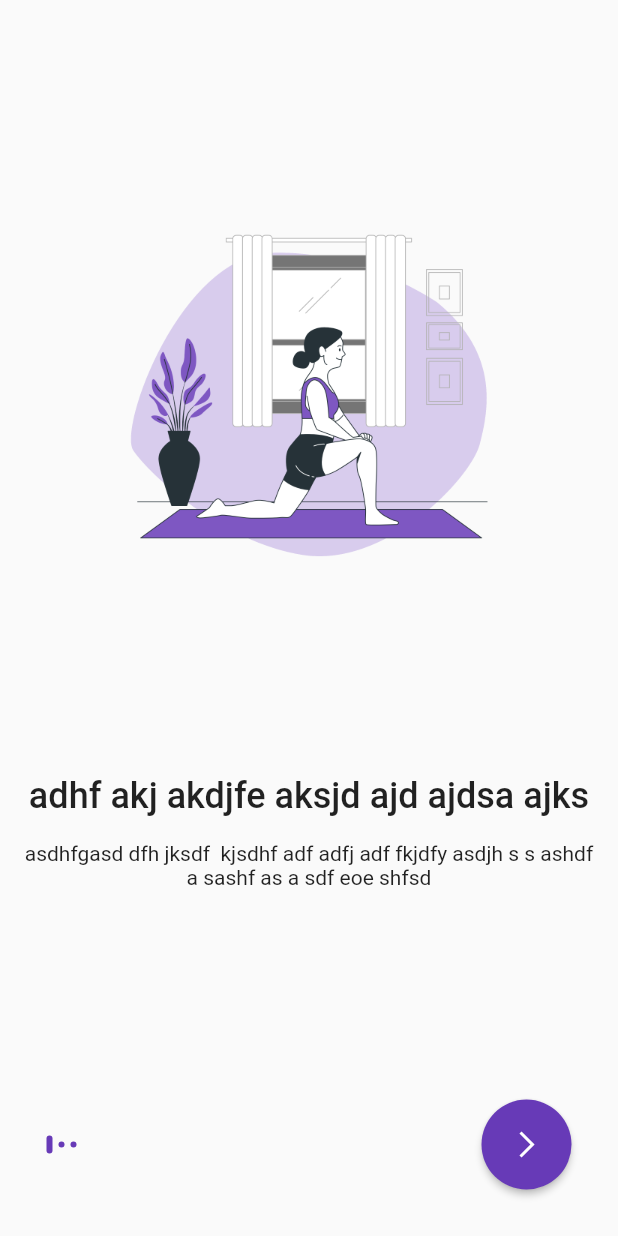
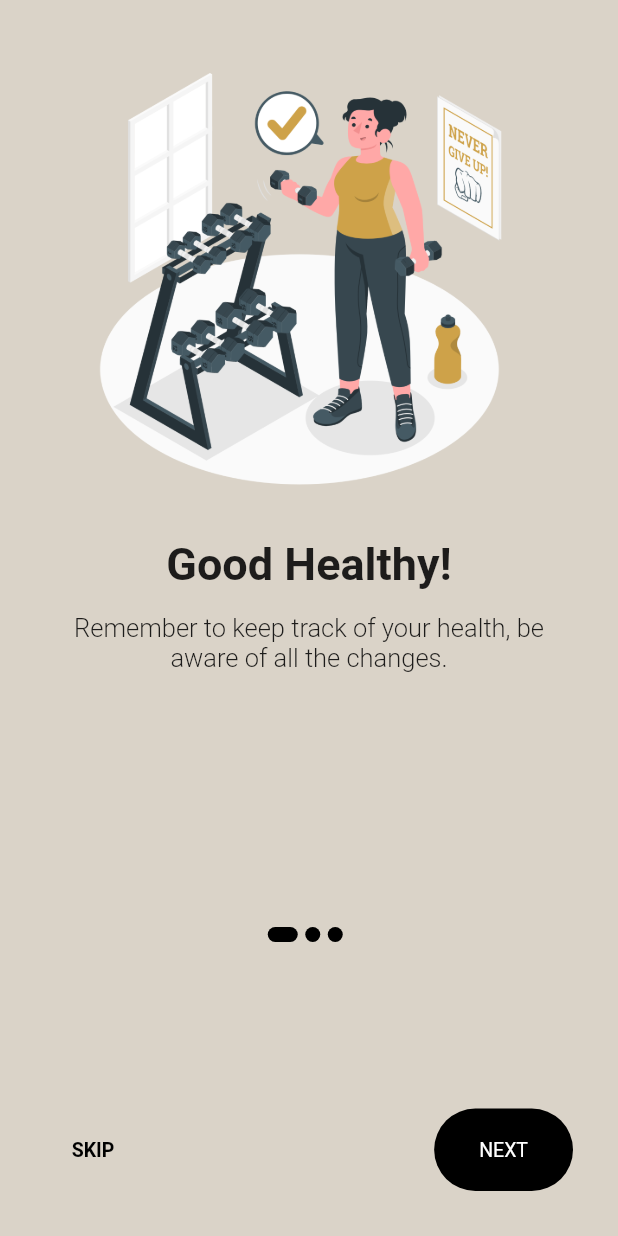
Before and after one commit to ChinmayJavalagi/AIGymTrainer, a Flutter app: the screen it shows after launch, on a phone screen of 412 x 824 dp. Run offline on Flutter 3.47's test engine with Material 2 defaults, Android fonts, the phone set to English and light mode, and no system bars; our stand-ins replace camera, flutter_svg; missing offline and left inert: tflite; Roboto replaces fonts that are missing (Mulish).

Commit message:
Files added

```diff
--- /dev/null
+++ b/ai_gym_trainer/assets/labels.txt
@@ -0,0 +1,3 @@
+0 Lunges
+1 Planks
+2 Squats
--- a/ai_gym_trainer/lib/main.dart
+++ b/ai_gym_trainer/lib/main.dart
@@ -1,15 +1,24 @@
-import 'package:ai_gym_trainer/onbording_screen.dart';
+import 'package:ai_gym_trainer/onbording_screen1.dart';
 import 'package:flutter/material.dart';
+import 'package:camera/camera.dart';
 
-void main() => runApp(MyApp());
+import 'activity_screen_1.dart';
+import 'onboarding_screen.dart';
 
+List<CameraDescription>? cameras;
+
+void main() async{
+  WidgetsFlutterBinding.ensureInitialized();
+  cameras = await availableCameras();
+  runApp(MyApp());
+}
 class MyApp extends StatelessWidget {
   @override
   Widget build(BuildContext context) {
     return MaterialApp(
       debugShowCheckedModeBanner: false,
       title: 'Tensorflow Lite',
-      home: OnBordingScreen(),
+      home: OnboardingScreen(),
     );
   }
 }
--- /dev/null
+++ b/ai_gym_trainer/lib/onboarding_contents.dart
@@ -0,0 +1,31 @@
+import 'package:flutter/material.dart';
+
+class OnboardingContents {
+  final String title;
+  final String image;
+  final String desc;
+
+  OnboardingContents(
+      {required this.title, required this.image, required this.desc});
+}
+
+List<OnboardingContents> contents = [
+  OnboardingContents(
+    // title: "Track Your work and get the result",
+    title: "Good Healthy!",
+    image: "assets/images/image1.png",
+    desc: "Remember to keep track of your health, be aware of all the changes.",
+  ),
+  OnboardingContents(
+    title: "Workout Anywhere",
+    image: "assets/images/image2.png",
+    desc:
+        "You can do your workout at home without any equipment, outside or at the gym.",
+  ),
+  OnboardingContents(
+    title: "Get Personalised AI Reports!",
+    image: "assets/images/image3.png",
+    desc:
+        "Take control of mail notifications, or get report within the app.",
+  ),
+];
--- /dev/null
+++ b/ai_gym_trainer/lib/onboarding_screen.dart
@@ -0,0 +1,192 @@
+import 'package:ai_gym_trainer/size_config.dart';
+import 'package:flutter/material.dart';
+// import 'package:onboarding_app/size_config.dart';
+import 'activity_screen_1.dart';
+import 'onboarding_contents.dart';
+
+// import 'new_screen.dart';
+import 'onboarding_contents.dart';
+
+class OnboardingScreen extends StatefulWidget {
+  const OnboardingScreen({Key? key}) : super(key: key);
+
+  @override
+  State<OnboardingScreen> createState() => _OnboardingScreenState();
+}
+
+class _OnboardingScreenState extends State<OnboardingScreen> {
+  final _controller = PageController();
+  int _currentPage = 0;
+  List colors = [Color(0xffDAD3C8), Color(0xffFFE5DE), Color(0xffDCF6E6)];
+
+  AnimatedContainer _buildDots({int? index}) {
+    return AnimatedContainer(
+      duration: const Duration(milliseconds: 200),
+      decoration: BoxDecoration(
+        borderRadius: BorderRadius.all(
+          Radius.circular(50),
+        ),
+        color: const Color(0xFF000000),
+      ),
+      margin: const EdgeInsets.only(right: 5),
+      height: 10,
+      curve: Curves.easeIn,
+      width: _currentPage == index ? 20 : 10,
+    );
+  }
+
+  @override
+  Widget build(BuildContext context) {
+    SizeConfig().init(context);
+    double width = SizeConfig.screenW!;
+    double height = SizeConfig.screenH!;
+    double blockH = SizeConfig.blockH!;
+    double blockV = SizeConfig.blockV!;
+
+    return Scaffold(
+      backgroundColor: colors[_currentPage],
+      body: SafeArea(
+        child: Column(
+          children: [
+            Expanded(
+              flex: 3,
+              child: PageView.builder(
+                controller: _controller,
+                onPageChanged: (value) => setState(() => _currentPage = value),
+                itemCount: contents.length,
+                itemBuilder: (context, i) {
+                  return Container(
+                    // color: colors[i],
+                    child: Padding(
+                      padding: const EdgeInsets.all(40.0),
+                      child: Column(
+                        children: [
+                          Image.asset(
+                            contents[i].image,
+                            height: SizeConfig.blockV! * 35,
+                          ),
+                          SizedBox(
+                            height: (height >= 840) ? 60 : 30,
+                          ),
+                          Text(
+                            contents[i].title,
+                            textAlign: TextAlign.center,
+                            style: TextStyle(
+                              fontFamily: "Mulish",
+                              fontWeight: FontWeight.w600,
+                              fontSize: (width <= 550) ? 30 : 35,
+                            ),
+                          ),
+                          SizedBox(
+                            height: 15,
+                          ),
+                          Text(
+                            contents[i].desc,
+                            style: TextStyle(
+                              fontFamily: "Mulish",
+                              fontWeight: FontWeight.w300,
+                              fontSize: (width <= 550) ? 17 : 25,
+                            ),
+                            textAlign: TextAlign.center,
+                          )
+                        ],
+                      ),
+                    ),
+                  );
+                },
+              ),
+            ),
+            Expanded(
+              flex: 1,
+              child: Column(
+                mainAxisAlignment: MainAxisAlignment.spaceBetween,
+                children: [
+                  Row(
+                    mainAxisAlignment: MainAxisAlignment.center,
+                    children: List.generate(
+                      contents.length,
+                      (int index) => _buildDots(index: index),
+                    ),
+                  ),
+                  _currentPage + 1 == contents.length
+                      ? Padding(
+                          padding: const EdgeInsets.all(30),
+                          child: ElevatedButton(
+                            onPressed:() {
+                              _navigateToNextScreen(context);
+                            },
+                            child: Text("START"),
+                            style: ElevatedButton.styleFrom(
+                              primary: Colors.black,
+                              shape: new RoundedRectangleBorder(
+                                borderRadius: BorderRadius.circular(50),
+                              ),
+                              padding: (width <= 550)
+                                  ? EdgeInsets.symmetric(
+                                      horizontal: 100, vertical: 20)
+                                  : EdgeInsets.symmetric(
+                                      horizontal: width * 0.2, vertical: 25),
+                              textStyle:
+                                  TextStyle(fontSize: (width <= 550) ? 13 : 17),
+                            ),
+                          ),
+                        )
+                      : Padding(
+                          padding: const EdgeInsets.all(30),
+                          child: Row(
+                            mainAxisAlignment: MainAxisAlignment.spaceBetween,
+                            children: [
+                              TextButton(
+                                onPressed: () {
+                                  _controller.jumpToPage(2);
+                                },
+                                child: Text(
+                                  "SKIP",
+                                  style: TextStyle(color: Colors.black),
+                                ),
+                                style: TextButton.styleFrom(
+                                  elevation: 0,
+                                  textStyle: TextStyle(
+                                    fontWeight: FontWeight.w600,
+                                    fontSize: (width <= 550) ? 13 : 17,
+                                  ),
+                                ),
+                              ),
+                              ElevatedButton(
+                                onPressed: () {
+                                  _controller.nextPage(
+                                    duration: Duration(milliseconds: 200),
+                                    curve: Curves.easeIn,
+                                  );
+                                },
+                                child: Text("NEXT"),
+                                style: ElevatedButton.styleFrom(
+                                  primary: Colors.black,
+                                  shape: new RoundedRectangleBorder(
+                                    borderRadius: BorderRadius.circular(50),
+                                  ),
+                                  elevation: 0,
+                                  padding: (width <= 550)
+                                      ? EdgeInsets.symmetric(
+                                          horizontal: 30, vertical: 20)
+                                      : EdgeInsets.symmetric(
+                                          horizontal: 30, vertical: 25),
+                                  textStyle: TextStyle(
+                                      fontSize: (width <= 550) ? 13 : 17),
+                                ),
+                              ),
+                            ],
+                          ),
+                        )
+                ],
+              ),
+            ),
+          ],
+        ),
+      ),
+    );
+  }
+  void _navigateToNextScreen(BuildContext context) {
+    Navigator.of(context).push(MaterialPageRoute(builder: (context) => ActivityScreen1()));
+  }
+}
--- /dev/null
+++ b/ai_gym_trainer/lib/size_config.dart
@@ -0,0 +1,17 @@
+import 'package:flutter/material.dart';
+
+class SizeConfig {
+  static MediaQueryData? _mediaQueryData;
+  static double? screenW;
+  static double? screenH;
+  static double? blockH;
+  static double? blockV;
+
+  void init(BuildContext context) {
+    _mediaQueryData = MediaQuery.of(context);
+    screenW = _mediaQueryData!.size.width;
+    screenH = _mediaQueryData!.size.height;
+    blockH = screenW! / 100;
+    blockV = screenH! / 100;
+  }
+}
```
Also changed, not shown: ai_gym_trainer/lib/activity_screen_1.dart (added, +146 -0 lines), ai_gym_trainer/lib/activity_screen_2.dart (added, +105 -0 lines), ai_gym_trainer/lib/mailScreen.dart (added, +71 -0 lines), ai_gym_trainer/pubspec.yaml (+10 -1 lines), ai_gym_trainer/assets/images/gymphoto.jpg (added), ai_gym_trainer/assets/images/image1.png (added), ai_gym_trainer/assets/images/image2.png (added), ai_gym_trainer/assets/images/image3.png (added), ai_gym_trainer/lib/onbording_screen1.dart (renamed from ai_gym_trainer/lib/onbording_screen.dart), ai_gym_trainer/pubspec.lock, 23 other files.
